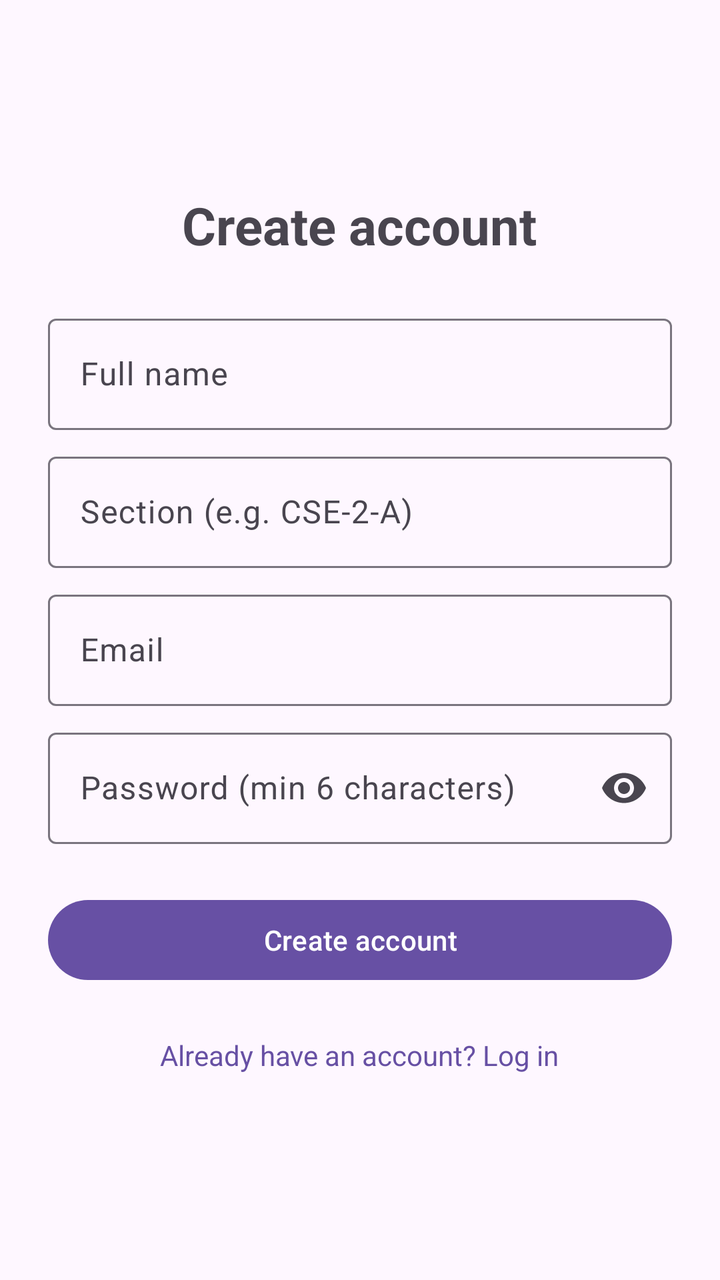
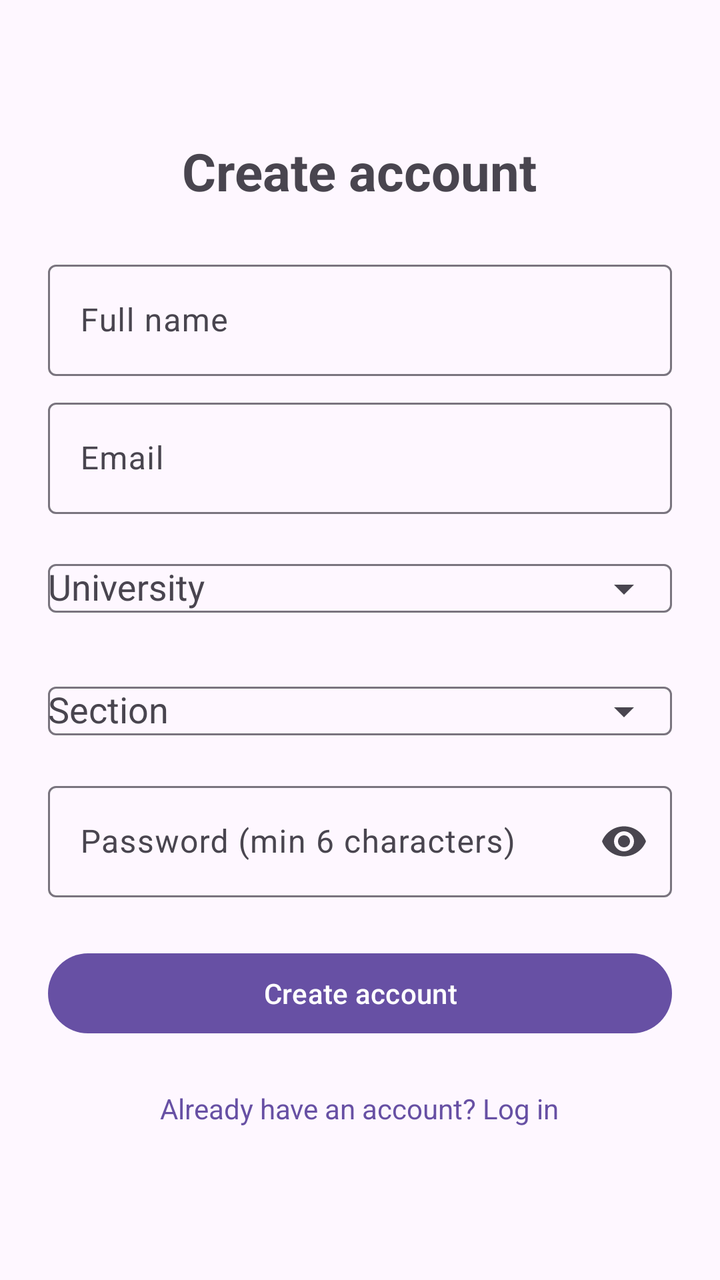

Screens rendered from an Android XML layout before and after an edit, with the pre-edit source and the edit as a unified diff.
<!-- AndroidManifest.xml: application theme Theme.CampusCompanion -->
<!-- res/layout/activity_register.xml -->
<?xml version="1.0" encoding="utf-8"?>
<ScrollView xmlns:android="http://schemas.android.com/apk/res/android"
    xmlns:app="http://schemas.android.com/apk/res-auto"
    android:layout_width="match_parent"
    android:layout_height="match_parent"
    android:fillViewport="true">

    <LinearLayout
        android:layout_width="match_parent"
        android:layout_height="wrap_content"
        android:gravity="center"
        android:orientation="vertical"
        android:padding="24dp">

        <TextView
            android:layout_width="wrap_content"
            android:layout_height="wrap_content"
            android:layout_marginBottom="24dp"
            android:text="Create account"
            android:textSize="26sp"
            android:textStyle="bold" />

        <com.google.android.material.textfield.TextInputLayout
            android:id="@+id/tilName"
            android:layout_width="match_parent"
            android:layout_height="wrap_content"
            android:hint="Full name">

            <com.google.android.material.textfield.TextInputEditText
                android:id="@+id/etName"
                android:layout_width="match_parent"
                android:layout_height="wrap_content"
                android:inputType="textPersonName|textCapWords" />
        </com.google.android.material.textfield.TextInputLayout>

        <com.google.android.material.textfield.TextInputLayout
            android:id="@+id/tilSection"
            android:layout_width="match_parent"
            android:layout_height="wrap_content"
            android:layout_marginTop="8dp"
            android:hint="Section (e.g. CSE-2-A)">

            <com.google.android.material.textfield.TextInputEditText
                android:id="@+id/etSection"
                android:layout_width="match_parent"
                android:layout_height="wrap_content"
                android:inputType="textCapCharacters" />
        </com.google.android.material.textfield.TextInputLayout>

        <com.google.android.material.textfield.TextInputLayout
            android:id="@+id/tilEmail"
            android:layout_width="match_parent"
            android:layout_height="wrap_content"
            android:layout_marginTop="8dp"
            android:hint="Email">

            <com.google.android.material.textfield.TextInputEditText
                android:id="@+id/etEmail"
                android:layout_width="match_parent"
                android:layout_height="wrap_content"
                android:inputType="textEmailAddress" />
        </com.google.android.material.textfield.TextInputLayout>

        <com.google.android.material.textfield.TextInputLayout
            android:id="@+id/tilPassword"
            android:layout_width="match_parent"
            android:layout_height="wrap_content"
            android:layout_marginTop="8dp"
            android:hint="Password (min 6 characters)"
            app:endIconMode="password_toggle">

            <com.google.android.material.textfield.TextInputEditText
                android:id="@+id/etPassword"
                android:layout_width="match_parent"
                android:layout_height="wrap_content"
                android:inputType="textPassword" />
        </com.google.android.material.textfield.TextInputLayout>

        <com.google.android.material.button.MaterialButton
            android:id="@+id/btnRegister"
            android:layout_width="match_parent"
            android:layout_height="wrap_content"
            android:layout_marginTop="24dp"
            android:text="Create account" />

        <TextView
            android:id="@+id/tvLogin"
            android:layout_width="wrap_content"
            android:layout_height="wrap_content"
            android:layout_marginTop="16dp"
            android:padding="8dp"
            android:text="Already have an account? Log in"
            android:textColor="?attr/colorPrimary" />
    </LinearLayout>
</ScrollView>
<!-- resources referenced by this layout -->
<resources>
  <style name="Theme.CampusCompanion" parent="Base.Theme.CampusCompanion" />
  <style name="Base.Theme.CampusCompanion" parent="Theme.Material3.DayNight.NoActionBar">
          
      </style>
</resources>

<!-- the commit's change to res/layout/activity_register.xml (unified diff, before → after) -->
@@ -34,20 +34,6 @@
         </com.google.android.material.textfield.TextInputLayout>
 
         <com.google.android.material.textfield.TextInputLayout
-            android:id="@+id/tilSection"
-            android:layout_width="match_parent"
-            android:layout_height="wrap_content"
-            android:layout_marginTop="8dp"
-            android:hint="Section (e.g. CSE-2-A)">
-
-            <com.google.android.material.textfield.TextInputEditText
-                android:id="@+id/etSection"
-                android:layout_width="match_parent"
-                android:layout_height="wrap_content"
-                android:inputType="textCapCharacters" />
-        </com.google.android.material.textfield.TextInputLayout>
-
-        <com.google.android.material.textfield.TextInputLayout
             android:id="@+id/tilEmail"
             android:layout_width="match_parent"
             android:layout_height="wrap_content"
@@ -59,6 +45,59 @@
                 android:layout_width="match_parent"
                 android:layout_height="wrap_content"
                 android:inputType="textEmailAddress" />
+        </com.google.android.material.textfield.TextInputLayout>
+
+        <com.google.android.material.textfield.TextInputLayout
+            android:id="@+id/tilUniversity"
+            android:layout_width="match_parent"
+            android:layout_height="wrap_content"
+            android:layout_marginTop="8dp"
+            android:hint="University"
+            app:endIconMode="dropdown_menu">
+
+            <AutoCompleteTextView
+                android:id="@+id/actUniversity"
+                android:layout_width="match_parent"
+                android:layout_height="wrap_content"
+                android:inputType="none" />
+        </com.google.android.material.textfield.TextInputLayout>
+
+        <com.google.android.material.textfield.TextInputLayout
+            android:id="@+id/tilSection"
+            android:layout_width="match_parent"
+            android:layout_height="wrap_content"
+            android:layout_marginTop="8dp"
+            android:hint="Section"
+            app:endIconMode="dropdown_menu">
+
+            <AutoCompleteTextView
+                android:id="@+id/actSection"
+                android:layout_width="match_parent"
+                android:layout_height="wrap_content"
+                android:inputType="none" />
+        </com.google.android.material.textfield.TextInputLayout>
+
+        <TextView
+            android:id="@+id/tvUniHint"
+            android:layout_width="match_parent"
+            android:layout_height="wrap_content"
+            android:layout_marginTop="8dp"
+            android:textSize="13sp"
+            android:visibility="gone" />
+
+        <com.google.android.material.textfield.TextInputLayout
+            android:id="@+id/tilCode"
+            android:layout_width="match_parent"
+            android:layout_height="wrap_content"
+            android:layout_marginTop="8dp"
+            android:hint="Class code (ask your CR)"
+            android:visibility="gone">
+
+            <com.google.android.material.textfield.TextInputEditText
+                android:id="@+id/etCode"
+                android:layout_width="match_parent"
+                android:layout_height="wrap_content"
+                android:inputType="textCapCharacters" />
         </com.google.android.material.textfield.TextInputLayout>
 
         <com.google.android.material.textfield.TextInputLayout
